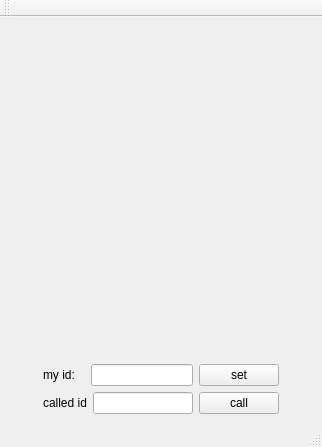
Before: the Qt Designer form videoTransmission/mainwindow.ui in CastielLiu/robotGui, drawn with Qt 5.
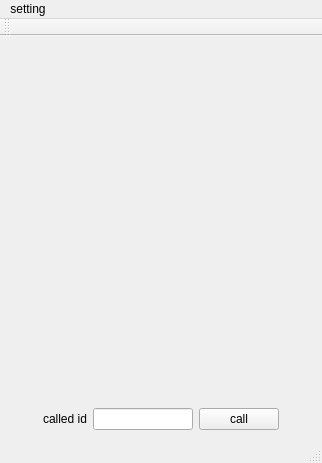
After: the same form once the commit is applied. Custom widgets are drawn as their Qt base class.

The edit to the form file:
```diff
--- a/videoTransmission/mainwindow.ui
+++ b/videoTransmission/mainwindow.ui
@@ -7,7 +7,7 @@
     <x>0</x>
     <y>0</y>
     <width>318</width>
-    <height>447</height>
+    <height>463</height>
    </rect>
   </property>
   <property name="windowTitle">
@@ -66,28 +66,7 @@
       <item>
        <layout class="QVBoxLayout" name="verticalLayout">
         <item>
-         <layout class="QHBoxLayout" name="horizontalLayout">
-          <item>
-           <widget class="QLabel" name="label">
-            <property name="text">
-             <string>my id:   </string>
-            </property>
-           </widget>
-          </item>
-          <item>
-           <widget class="QLineEdit" name="lineEdit_myId"/>
-          </item>
-          <item>
-           <widget class="QPushButton" name="pushButton_setMyId">
-            <property name="text">
-             <string>set</string>
-            </property>
-            <property name="checkable">
-             <bool>true</bool>
-            </property>
-           </widget>
-          </item>
-         </layout>
+         <layout class="QHBoxLayout" name="horizontalLayout"/>
         </item>
         <item>
          <layout class="QHBoxLayout" name="horizontalLayout_2">
@@ -141,6 +120,13 @@
      <height>23</height>
     </rect>
    </property>
+   <widget class="QMenu" name="menu_setting">
+    <property name="title">
+     <string>setting</string>
+    </property>
+    <addaction name="action_user_id"/>
+   </widget>
+   <addaction name="menu_setting"/>
   </widget>
   <widget class="QToolBar" name="mainToolBar">
    <attribute name="toolBarArea">
```
Left out of the diff: 5 changed lines with no effect on the pictures.
